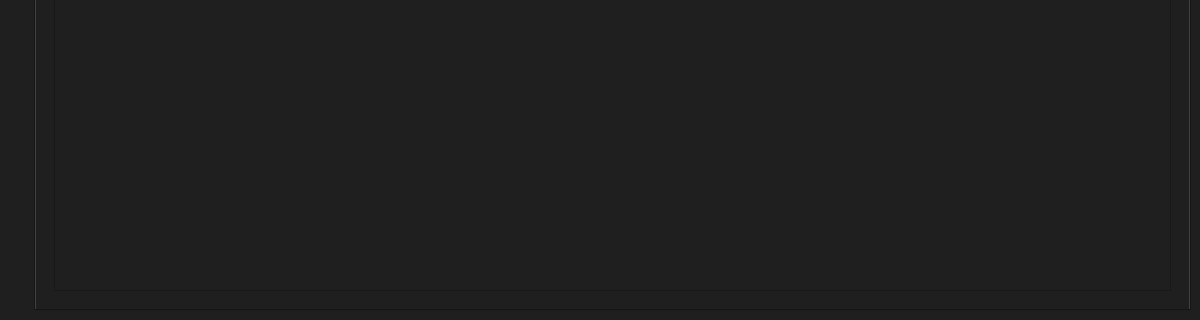
First picture: the form in src/mainwindow.ui, repository dimkashelk/SimpleKinopoiskQt, before the edit; both pictures show x 0 to 1200 and y 280 to 600 of the 1200 by 600 pixel window.
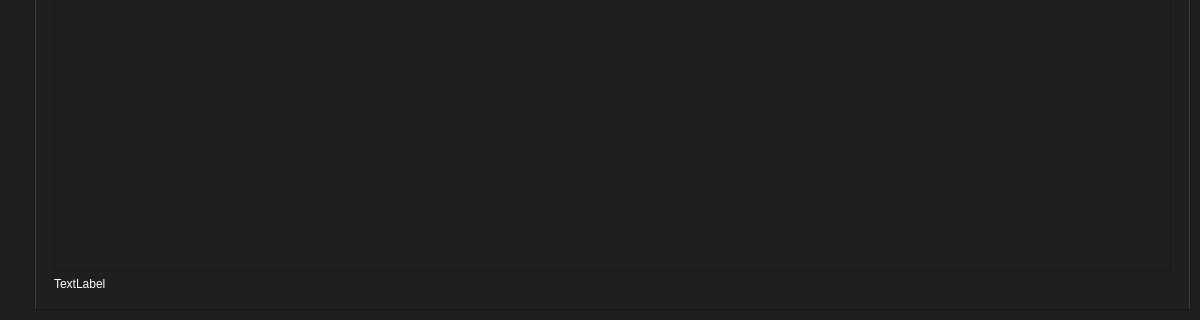
Second picture: the form after the edit. The open tabs and pages were chosen to show the change.

```diff
--- a/src/mainwindow.ui
+++ b/src/mainwindow.ui
@@ -132,6 +132,10 @@
 	font: 30pt &quot;Segoe UI&quot;;
 	padding-left: 30%;
 	padding-right: 30%;
+}
+
+QLabel#image {
+	color: rgb(255, 255, 255);
 }</string>
            </property>
            <layout class="QVBoxLayout" name="verticalLayout_3">
@@ -147,6 +151,13 @@
                 </property>
                </widget>
               </item>
+              <item>
+               <widget class="QLabel" name="image">
+                <property name="text">
+                 <string>TextLabel</string>
+                </property>
+               </widget>
+              </item>
              </layout>
             </item>
            </layout>
```
Left out of the diff: 2 changed lines with no effect on the pictures.
